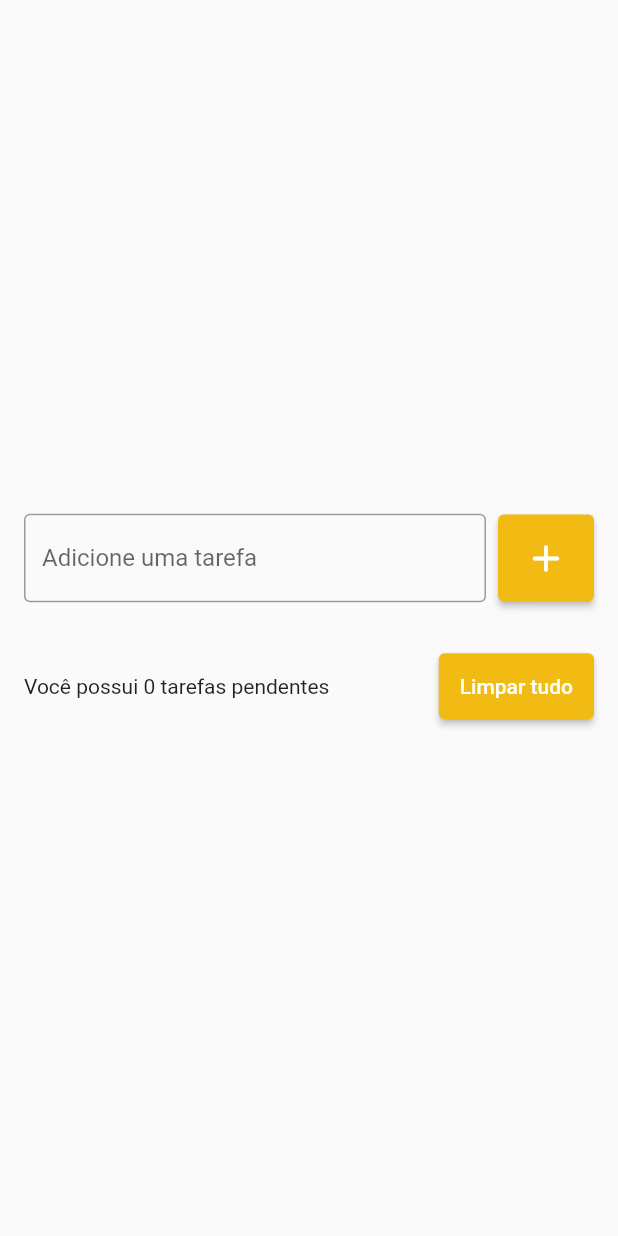
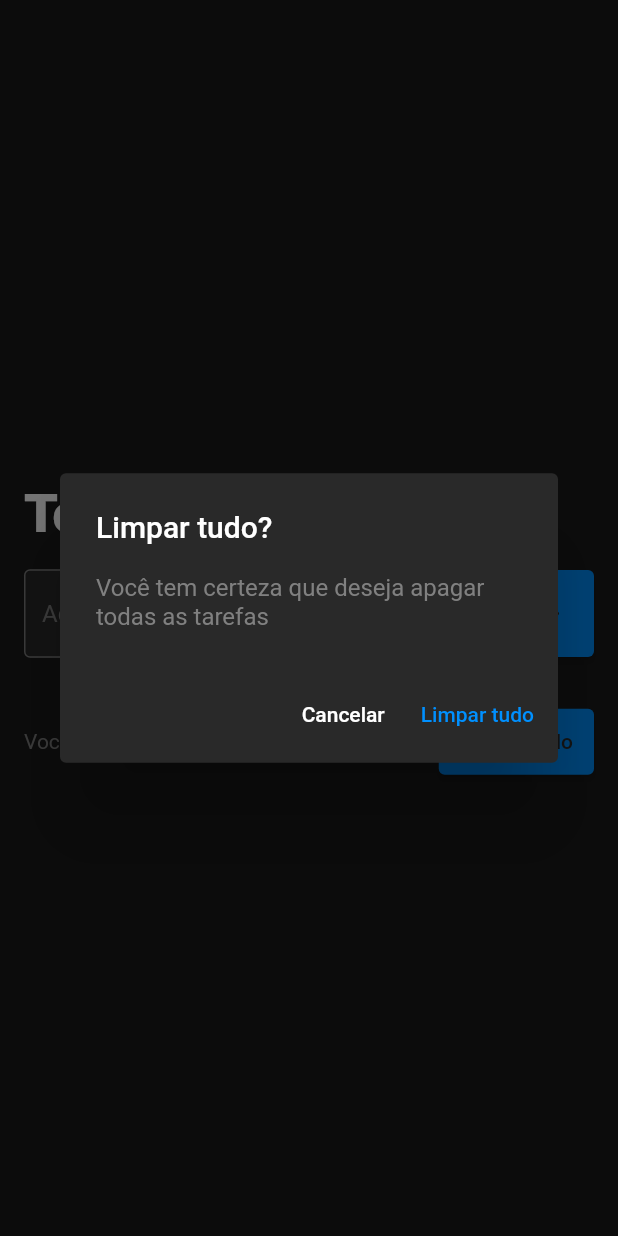
Before and after one commit to gsutavo-f/todo-list-flutter, a Flutter app: the screen it shows after launch, after a tap on "Limpar tudo", on a phone screen of 412 x 824 dp. Run offline on Flutter 3.47's test engine with Material 2 defaults, Android fonts, the phone set to English and light mode, and no system bars; our stand-ins replace flutter_slidable; Roboto replaces fonts that are missing (Gotham).

Commit message:
created delete functionalities

```diff
--- a/lib/pages/todo_list_page.dart
+++ b/lib/pages/todo_list_page.dart
@@ -4,7 +4,7 @@ import 'package:todo_list/models/todo.dart';
 import 'package:todo_list/widgets/todo_list_item.dart';
 
 class TodoListPage extends StatefulWidget {
-  TodoListPage({Key? key}) : super(key: key);
+  const TodoListPage({Key? key}) : super(key: key);
 
   @override
   State<TodoListPage> createState() => _TodoListPageState();
@@ -13,29 +13,83 @@ class TodoListPage extends StatefulWidget {
 class _TodoListPageState extends State<TodoListPage> {
   final TextEditingController todoController = TextEditingController();
 
+  Color backgroundColor = Color(0xff1b1b1b);
+  Color usefulColor = Color(0xff292929);
+  Color textColor = Color(0xff808080);
+  Color primaryColor = Color(0xff0090ff);
+  Color secondaryColor = Color(0xffffa500);
+
   List<Todo> todos = [];
+  Todo? deletedTodo;
+  int? deletedPos;
 
   @override
   Widget build(BuildContext context) {
     return SafeArea(
       child: Scaffold(
+        backgroundColor: backgroundColor,
         body: Center(
           child: Padding(
             padding: const EdgeInsets.all(16.0),
             child: Column(
               mainAxisSize: MainAxisSize.min,
               children: [
+                Padding(
+                  padding: const EdgeInsets.symmetric(vertical: 16.0),
+                  child: Row(
+                    children: const [
+                      Text(
+                        'Todo List',
+                        style: TextStyle(
+                          color: Colors.white,
+                          fontSize: 36.0,
+                          fontWeight: FontWeight.w900,
+                          fontFamily: 'Gotham',
+                        ),
+                      ),
+                      // SizedBox(width: 4.0),
+                      // Container(
+                      //   child: Text(
+                      //     'List',
+                      //     style: TextStyle(
+                      //       color: backgroundColor,
+                      //       fontSize: 36.0,
+                      //       fontWeight: FontWeight.w900,
+                      //     ),
+                      //   ),
+                      //   padding: const EdgeInsets.symmetric(horizontal: 6.0, vertical: 2.0),
+                      //   decoration: BoxDecoration(
+                      //     borderRadius: BorderRadius.circular(3.0),
+                      //     color: primaryColor,
+                      //   ),
+                      // ),
+                    ],
+                  ),
+                ),
                 Row(
                   children: [
                     Expanded(
                       child: TextField(
                         controller: todoController,
                         decoration: InputDecoration(
-                          border: OutlineInputBorder(),
+                          fillColor: usefulColor,
+                          filled: true,
+                          border: OutlineInputBorder(
+                            borderSide: BorderSide(color: primaryColor),
+                          ),
                           focusedBorder: OutlineInputBorder(
-                            borderSide: BorderSide(color: Color(0xfff2bb13)),
+                            borderSide: BorderSide(color: primaryColor),
+                          ),
+                          enabledBorder: OutlineInputBorder(
+                            borderSide: BorderSide(color: textColor),
                           ),
                           hintText: 'Adicione uma tarefa',
+                          hintStyle: TextStyle(
+                            color: textColor,
+                          ),
+                        ),
+                        style: TextStyle(
+                          color: Colors.white,
                         ),
                       ),
                     ),
@@ -53,11 +107,12 @@ class _TodoListPageState extends State<TodoListPage> {
                         todoController.clear();
                       },
                       style: ElevatedButton.styleFrom(
-                        primary: Color(0xfff2bb13),
+                        primary: primaryColor,
                         padding: EdgeInsets.all(14.0),
                       ),
                       child: Icon(
                         Icons.add_rounded,
+                        color: usefulColor,
                         size: 30,
                       ),
                     ),
@@ -84,20 +139,22 @@ class _TodoListPageState extends State<TodoListPage> {
                     Expanded(
                       child: Text(
                         'Você possui ${todos.length} tarefas pendentes',
+                        style: TextStyle(
+                          color: textColor,
+                        ),
                       ),
                     ),
                     SizedBox(width: 8.0),
                     ElevatedButton(
-                      onPressed: () {
-                        setState(() {
-                          todos.clear();
-                        });
-                      },
+                      onPressed: showDeleteConfirmationDialog,
                       style: ElevatedButton.styleFrom(
-                          primary: Color(0xfff2bb13),
+                          primary: primaryColor,
                           padding: EdgeInsets.all(14.0)),
                       child: Text(
                         'Limpar tudo',
+                        style: TextStyle(
+                          color: usefulColor,
+                        ),
                       ),
                     ),
                   ],
@@ -111,8 +168,78 @@ class _TodoListPageState extends State<TodoListPage> {
   }
 
   void onDelete(Todo todo) {
+    deletedTodo = todo;
+    deletedPos = todos.indexOf(todo);
+
     setState(() {
       todos.remove(todo);
     });
+
+    ScaffoldMessenger.of(context).clearSnackBars();
+    ScaffoldMessenger.of(context).showSnackBar(
+      SnackBar(
+        content: Text(
+          'Tarefa ${todo.title} foi removida com sucesso!',
+          style: TextStyle(
+            color: textColor,
+          ),
+        ),
+        backgroundColor: usefulColor,
+        action: SnackBarAction(
+          label: 'Desfazer',
+          textColor: primaryColor,
+          onPressed: () {
+            setState(() {
+              todos.insert(deletedPos!, deletedTodo!);
+            });
+          },
+        ),
+        duration: const Duration(seconds: 5),
+      ),
+    );
+  }
+
+  void showDeleteConfirmationDialog() {
+    showDialog(
+      context: context,
+      builder: (context) => AlertDialog(
+        backgroundColor: usefulColor,
+        title: Text(
+          'Limpar tudo?',
+          style: TextStyle(
+            color: Colors.white,
+          ),
+        ),
+        content: Text(
+          'Você tem certeza que deseja apagar todas as tarefas',
+          style: TextStyle(
+            color: textColor,
+          ),
+        ),
+        actions: [
+          TextButton(
+            onPressed: () {
+              Navigator.of(context).pop();
+            },
+            style: TextButton.styleFrom(primary: Colors.white),
+            child: Text('Cancelar'),
+          ),
+          TextButton(
+            onPressed: () {
+              Navigator.of(context).pop();
+              deleteAllTodos();
+            },
+            style: TextButton.styleFrom(primary: primaryColor),
+            child: Text('Limpar tudo'),
+          ),
+        ],
+      ),
+    );
+  }
+
+  void deleteAllTodos() {
+    setState(() {
+      todos.clear();
+    });
   }
 }
--- a/lib/widgets/todo_list_item.dart
+++ b/lib/widgets/todo_list_item.dart
@@ -24,7 +24,7 @@ class TodoListItem extends StatelessWidget {
               },
               backgroundColor: Color(0xfffe4a49),
               foregroundColor: Colors.white,
-              icon: Icons.delete,
+              icon: Icons.delete_outline_rounded,
               label: 'Deletar',
             ),
           ],
@@ -40,7 +40,7 @@ class TodoListItem extends StatelessWidget {
       padding: const EdgeInsets.all(16.0),
       decoration: BoxDecoration(
         borderRadius: BorderRadius.circular(4.0),
-        color: Colors.grey[200],
+        color: Color(0xff292929),
       ),
       child: Column(
         crossAxisAlignment: CrossAxisAlignment.stretch,
@@ -49,6 +49,7 @@ class TodoListItem extends StatelessWidget {
             DateFormat('dd/MM/yyyy - HH:mm').format(todo.date),
             style: TextStyle(
               fontSize: 12.0,
+              color: Color(0xff808080),
             ),
           ),
           Text(
@@ -56,6 +57,7 @@ class TodoListItem extends StatelessWidget {
             style: TextStyle(
               fontSize: 16.0,
               fontWeight: FontWeight.w600,
+              color: Colors.white,
             ),
           ),
         ],
```
